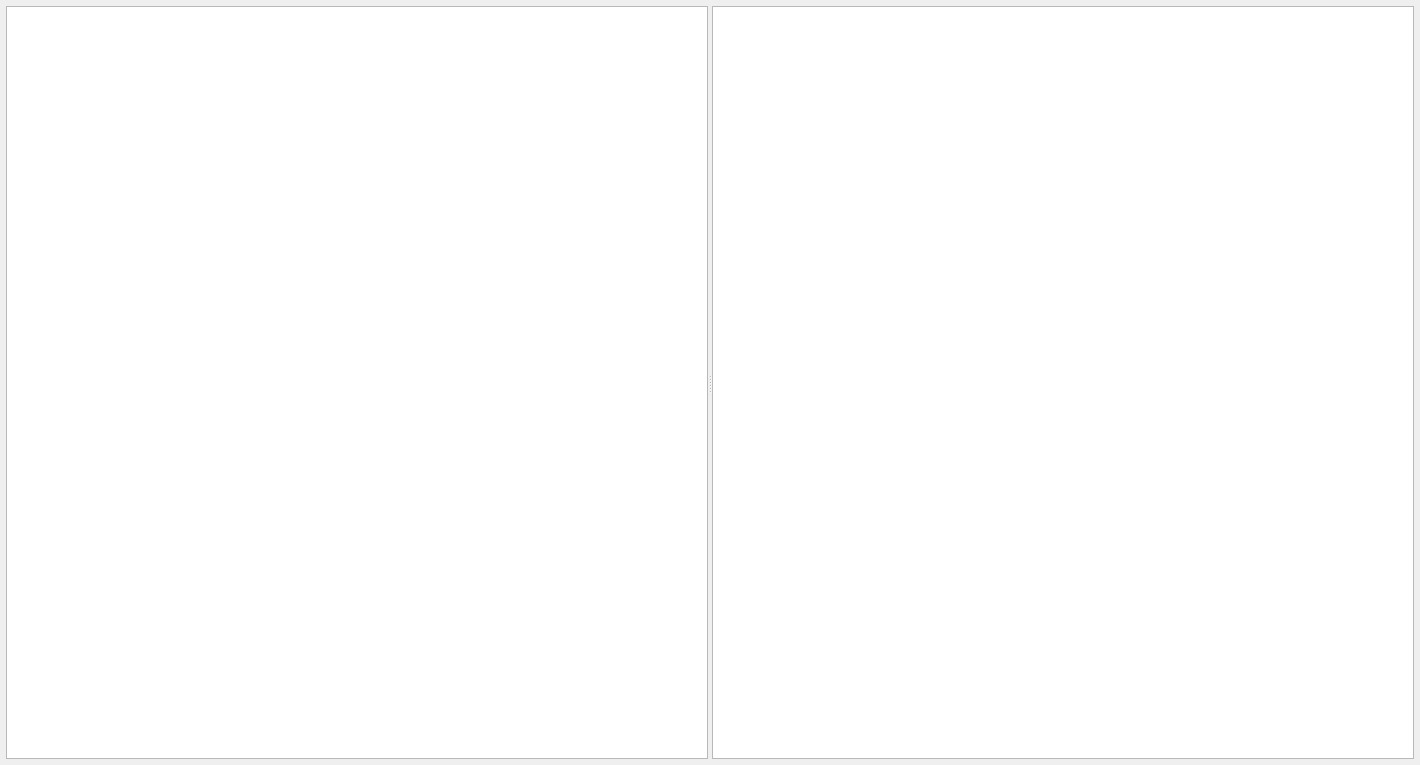
perillaroc/nuwe-data-viewer, file nuwe_data_viewer/app/widgets/file_content_widget.ui: the form before one commit.
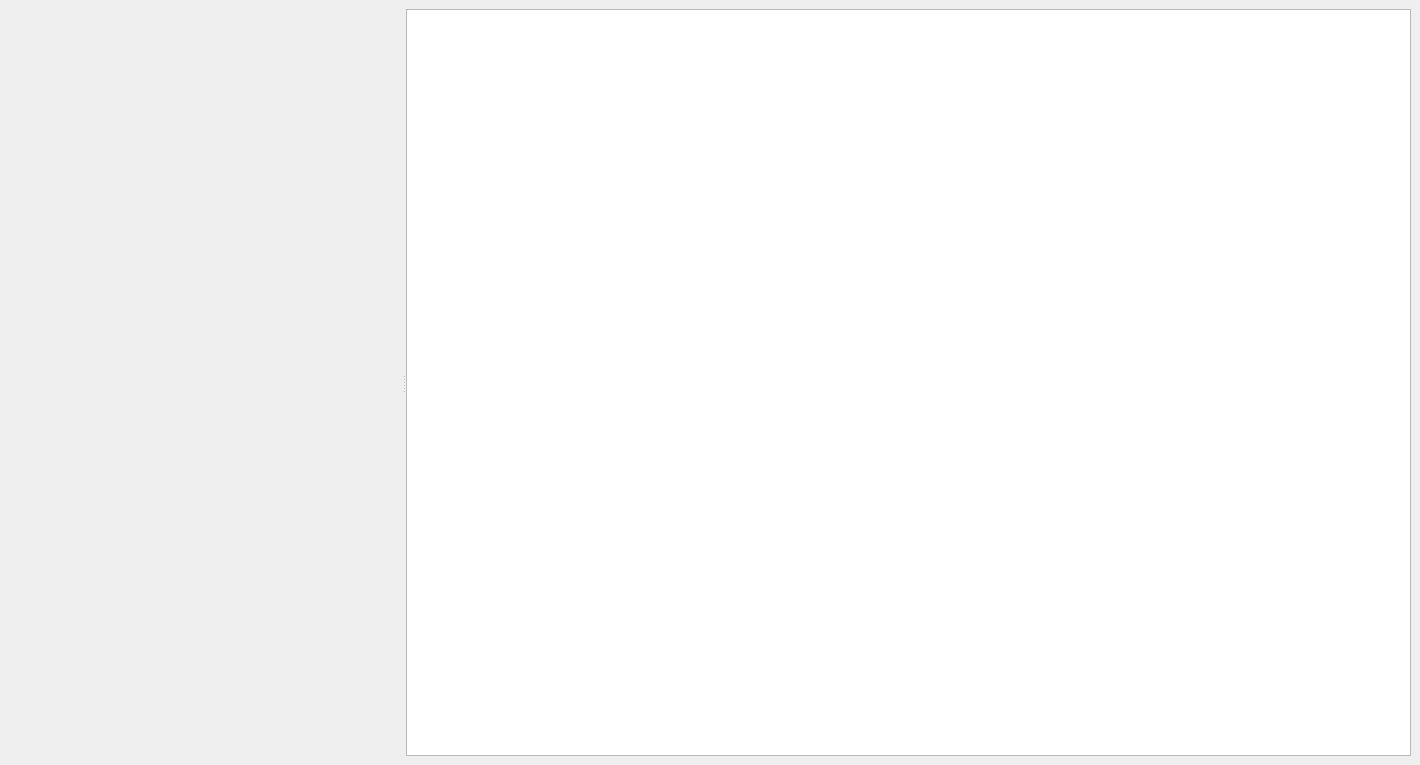
The form after the commit.

Commit message: :art: add ContentWidget to show contents in Grib2 files.

```diff
--- a/nuwe_data_viewer/app/widgets/file_content_widget.ui
+++ b/nuwe_data_viewer/app/widgets/file_content_widget.ui
@@ -15,39 +15,29 @@
   </property>
   <layout class="QGridLayout" name="gridLayout">
    <property name="leftMargin">
-    <number>6</number>
+    <number>9</number>
    </property>
    <property name="topMargin">
-    <number>6</number>
+    <number>9</number>
    </property>
    <property name="rightMargin">
-    <number>6</number>
+    <number>9</number>
    </property>
    <property name="bottomMargin">
-    <number>6</number>
+    <number>9</number>
    </property>
    <property name="spacing">
-    <number>2</number>
+    <number>6</number>
    </property>
    <item row="0" column="0">
     <widget class="QSplitter" name="splitter">
      <property name="orientation">
       <enum>Qt::Horizontal</enum>
      </property>
-     <widget class="QTreeView" name="file_content_widget">
-      <property name="editTriggers">
-       <set>QAbstractItemView::NoEditTriggers</set>
-      </property>
-      <property name="alternatingRowColors">
-       <bool>true</bool>
-      </property>
-      <property name="itemsExpandable">
-       <bool>false</bool>
-      </property>
-      <property name="expandsOnDoubleClick">
-       <bool>false</bool>
-      </property>
-     </widget>
+     <property name="childrenCollapsible">
+      <bool>false</bool>
+     </property>
+     <widget class="QFrame" name="content_frame"/>
      <widget class="QTextBrowser" name="message_content_widget"/>
     </widget>
    </item>
```
The commit also changes 7 other files.
